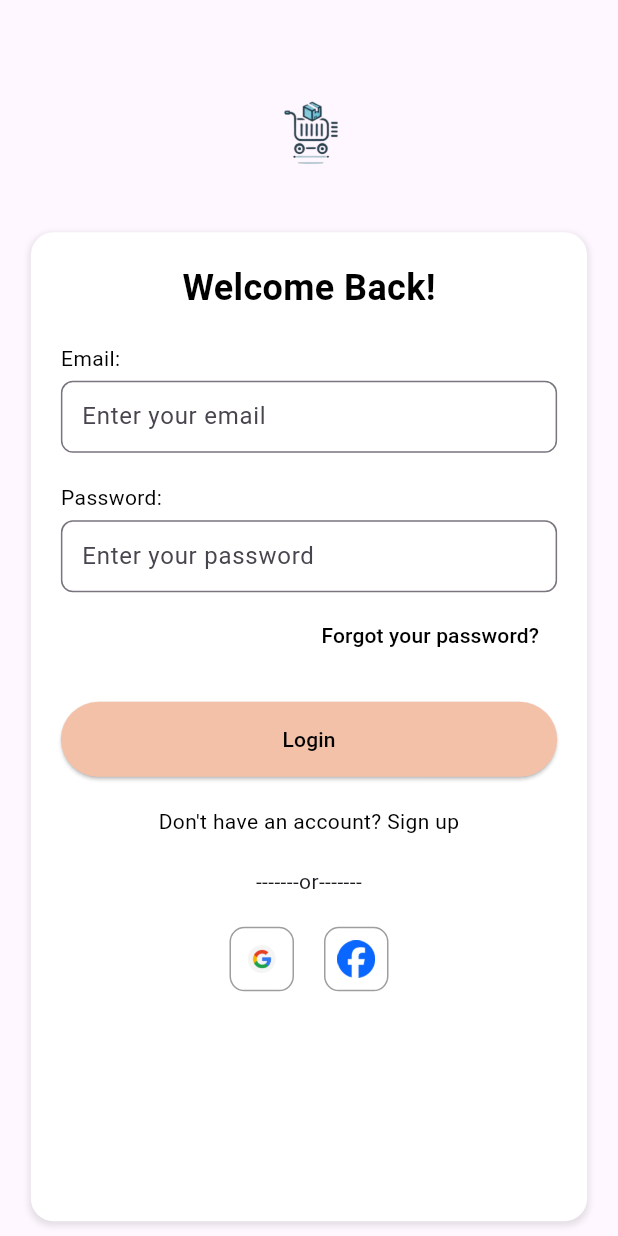
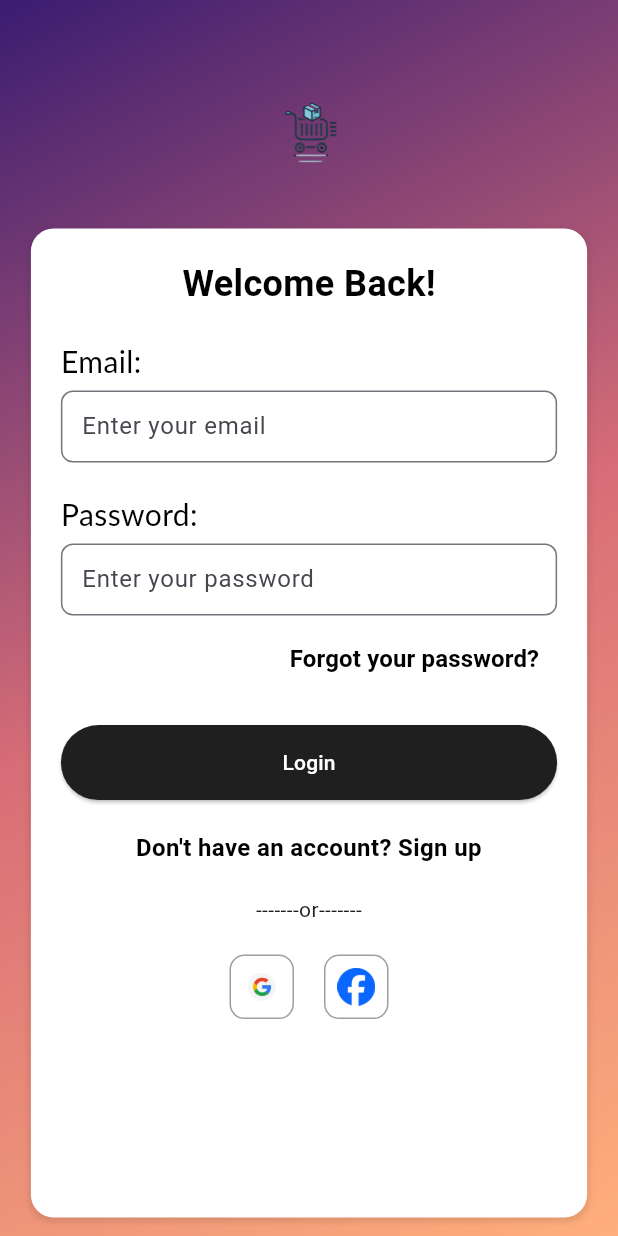
Before and after one commit to Jayr222/Sales_and_inventory_system, a Flutter app: the screen it shows after launch, on a phone screen of 412 x 824 dp. Run offline on Flutter 3.47's test engine with Material 3 defaults, Android fonts, the phone set to English and light mode, and no system bars; our stand-ins replace cloud_firestore, firebase_auth, firebase_core; accounts and stored records are empty; Roboto replaces fonts that are missing (Lato).

Commit message:
Change the design for log in page

```diff
--- a/flutter_application_1/lib/screens/admin_dashboard.dart
+++ b/flutter_application_1/lib/screens/admin_dashboard.dart
@@ -17,7 +17,7 @@ class _AdminDashboardState extends State<AdminDashboard> {
     const Center(child: Text('Inventory')), // Inventory tab
     const Center(child: Text('History')), // History tab
     const Center(child: Text('Settings')), // Settings tab
-    const Center(child: Text('Sales')),
+    const Center(child: Text('Sales')), // Sales tab
   ];
 
   // Function to handle tab selection
@@ -58,7 +58,9 @@ class _AdminDashboardState extends State<AdminDashboard> {
             label: 'Settings', // Ensure a label is provided
           ),
           BottomNavigationBarItem(
-              icon: Icon(Icons.shopping_cart), label: 'Sales')
+            icon: Icon(Icons.shopping_cart),
+            label: 'Sales',
+          )
         ],
       ),
     );
--- a/flutter_application_1/lib/screens/login_page_screen.dart
+++ b/flutter_application_1/lib/screens/login_page_screen.dart
@@ -73,10 +73,21 @@ class _LoginPageScreenState extends State<LoginPageScreen> {
 
   @override
   Widget build(BuildContext context) {
-    Color lightPeach = const Color.fromARGB(255, 255, 224, 189);
-
     return Scaffold(
-      body: Center(
+      body: Container(
+        // Adding gradient background
+        decoration: const BoxDecoration(
+          gradient: LinearGradient(
+            colors: [
+              Color(0xFF3A1C71), // Start color (purple)
+              Color(0xFFD76D77), // Middle color (pink)
+              Color(0xFFFFAF7B), // End color (orange)
+            ],
+            begin: Alignment.topLeft,
+            end: Alignment.bottomRight,
+          ),
+        ),
+        child: Center(
           child: SingleChildScrollView(
             child: Column(
               children: [
@@ -84,8 +95,8 @@ class _LoginPageScreenState extends State<LoginPageScreen> {
                   padding: const EdgeInsets.symmetric(vertical: 10.0),
                   child: Image.asset(
                     'lib/assets/Shoppingicon.png',
-                  width: 125,
-                  height: 125,
+                    width: 180,
+                    height: 120,
                   ),
                 ),
                 Container(
@@ -123,7 +134,11 @@ class _LoginPageScreenState extends State<LoginPageScreen> {
                       const Align(
                         alignment: Alignment.centerLeft,
                         child: Text('Email:',
-                          style: TextStyle(color: Colors.black, fontSize: 14)),
+                            style: TextStyle(
+                              fontSize: 20,
+                              fontFamily: 'Lato',
+                              color: Color.fromARGB(255, 0, 0, 0),
+                            )),
                       ),
                       const SizedBox(height: 5),
                       TextField(
@@ -132,7 +147,6 @@ class _LoginPageScreenState extends State<LoginPageScreen> {
                           hintText: 'Enter your email',
                           border: OutlineInputBorder(
                             borderRadius: BorderRadius.circular(8.0),
-                          borderSide: BorderSide(color: lightPeach),
                           ),
                           contentPadding: const EdgeInsets.symmetric(
                               vertical: 10, horizontal: 10),
@@ -142,7 +156,11 @@ class _LoginPageScreenState extends State<LoginPageScreen> {
                       const Align(
                         alignment: Alignment.centerLeft,
                         child: Text('Password:',
-                          style: TextStyle(color: Colors.black, fontSize: 14)),
+                            style: TextStyle(
+                              color: Colors.black,
+                              fontSize: 20,
+                              fontFamily: 'Lato',
+                            )),
                       ),
                       const SizedBox(height: 5),
                       TextField(
@@ -152,7 +170,6 @@ class _LoginPageScreenState extends State<LoginPageScreen> {
                           hintText: 'Enter your password',
                           border: OutlineInputBorder(
                             borderRadius: BorderRadius.circular(8.0),
-                          borderSide: BorderSide(color: lightPeach),
                           ),
                           contentPadding: const EdgeInsets.symmetric(
                               vertical: 10, horizontal: 10),
@@ -166,7 +183,10 @@ class _LoginPageScreenState extends State<LoginPageScreen> {
                             print("Forgot password tapped");
                           },
                           child: const Text('Forgot your password?',
-                            style: TextStyle(color: Colors.black)),
+                              style: TextStyle(
+                                  fontSize: 16,
+                                  color: Colors.black,
+                                  fontWeight: FontWeight.bold)),
                         ),
                       ),
                       const SizedBox(height: 20),
@@ -174,9 +194,10 @@ class _LoginPageScreenState extends State<LoginPageScreen> {
                         child: ElevatedButton(
                           onPressed: _login,
                           style: ElevatedButton.styleFrom(
-                          foregroundColor: Colors.black,
+                            foregroundColor:
+                                const Color.fromARGB(255, 255, 253, 253),
                             backgroundColor:
-                              const Color.fromARGB(255, 243, 192, 168),
+                                const Color.fromARGB(255, 32, 31, 31),
                             minimumSize: const Size(double.infinity, 50),
                           ),
                           child: const Text('Login'),
@@ -194,10 +215,13 @@ class _LoginPageScreenState extends State<LoginPageScreen> {
                           },
                           child: const Text('Don\'t have an account? Sign up',
                               textAlign: TextAlign.center,
-                          style: TextStyle(color: Colors.black)),
-                    ),
+                              style: TextStyle(
+                                  color: Colors.black,
+                                  fontSize: 16,
+                                  fontWeight: FontWeight.bold))),
                       const SizedBox(height: 20),
-                    const Text('-------or-------', textAlign: TextAlign.center),
+                      const Text('-------or-------',
+                          textAlign: TextAlign.center),
                       const SizedBox(height: 20),
                       Row(
                         mainAxisAlignment: MainAxisAlignment.center,
@@ -242,6 +266,7 @@ class _LoginPageScreenState extends State<LoginPageScreen> {
             ),
           ),
         ),
+      ),
     );
   }
 }
```
Lines whose indentation alone changed are shown as unchanged.
